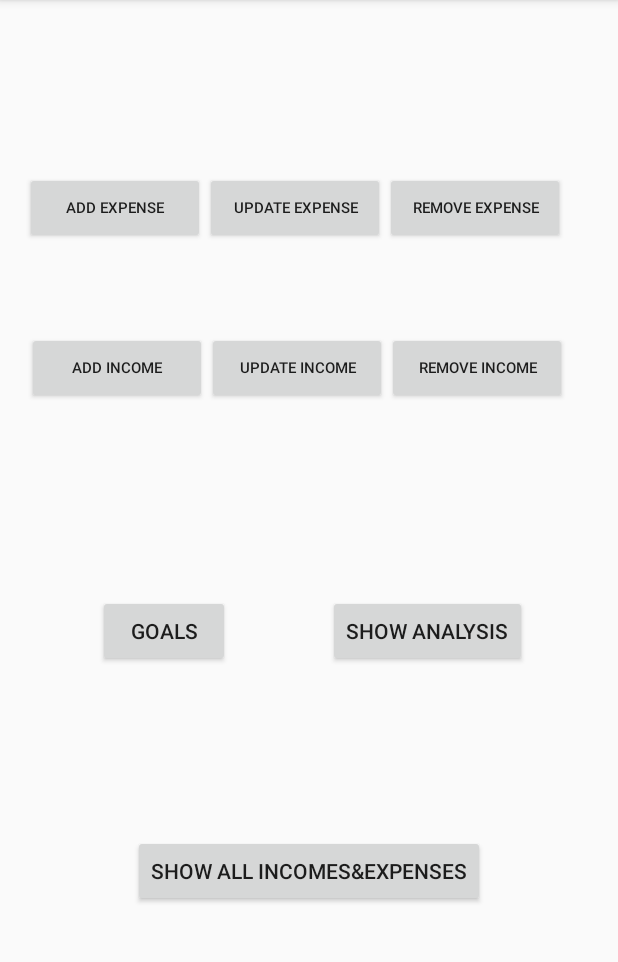
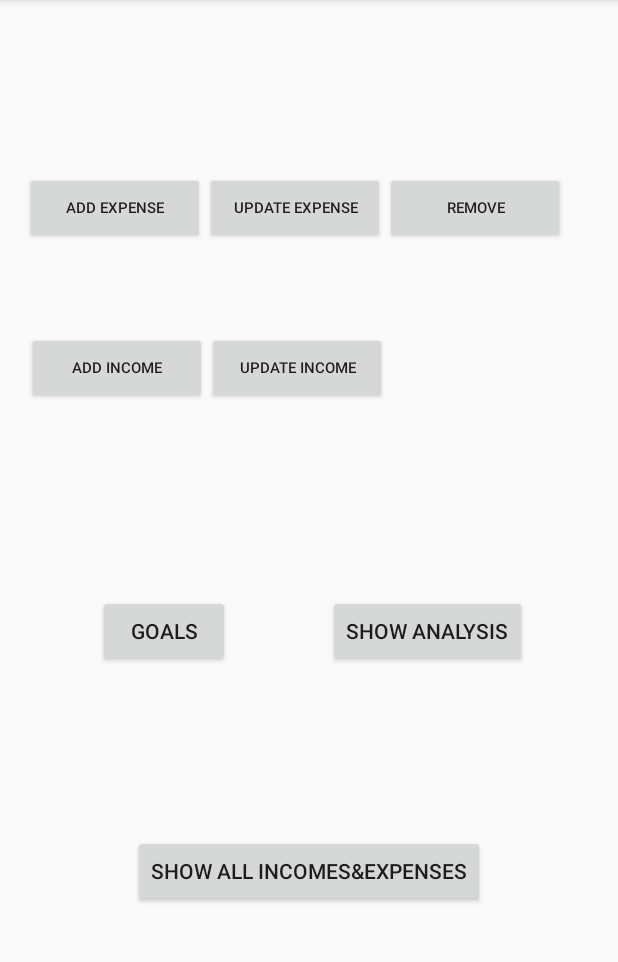
Before and after one commit to yossefkatri/MoneyManagment, an Android app: the screen it shows after launch (MainActivity), on a phone screen of 412 x 824 dp, the part 84-1046 px from its top. Run offline under Robolectric (Android 15) with nearby library versions, the phone set to English and light mode, and no system bars.

Commit message:
added remove button implement

```diff
--- a/app/src/main/AndroidManifest.xml
+++ b/app/src/main/AndroidManifest.xml
@@ -9,6 +9,9 @@
         android:roundIcon="@mipmap/ic_launcher_round"
         android:supportsRtl="true"
         android:theme="@style/AppTheme">
+        <activity
+            android:name=".UI.activities.RemovePayment"
+            android:exported="false" />
         <activity
             android:name=".UI.activities.UpdatePayment"
             android:exported="false" />
--- a/app/src/main/res/layout/activity_main.xml
+++ b/app/src/main/res/layout/activity_main.xml
@@ -31,13 +31,6 @@
             android:text="@string/update_income"
             android:textSize="10sp" />
 
-        <Button
-            android:id="@+id/remove_income"
-            android:layout_width="120dp"
-            android:layout_height="wrap_content"
-            android:text="@string/remove_income"
-            android:textSize="10sp" />
-
     </LinearLayout>
 
     <LinearLayout
@@ -67,10 +60,10 @@
             android:textSize="10sp" />
 
         <Button
-            android:id="@+id/remove_expense"
+            android:id="@+id/remove"
             android:layout_width="120dp"
             android:layout_height="wrap_content"
-            android:text="@string/remove_expense"
+            android:text="@string/remove"
             android:textSize="10sp" />
 
     </LinearLayout>
--- a/app/src/main/res/values/strings.xml
+++ b/app/src/main/res/values/strings.xml
@@ -1,11 +1,10 @@
 <resources>
     <string name="app_name">MoneyManagement</string>
     <string name="add_expense">add expense</string>
-    <string name="remove_expense">remove expense</string>
+    <string name="remove">remove</string>
     <string name="update_expense">update expense</string>
     <string name="add_income">add income</string>
     <string name="update_income">update income</string>
-    <string name="remove_income">remove income</string>
     <string name="show_all_incomes_expenses"><![CDATA[show all incomes&expenses]]></string>
     <string name="show_analysis">show analysis</string>
     <string name="goals">goals</string>
--- a/app/src/main/res/values/updateActivityConsts.xml
+++ b/app/src/main/res/values/updateAndRemoveActivityConsts.xml
@@ -6,4 +6,5 @@
     <string name="date_tag">Date:</string>
     <string name="price_tag">Price:</string>
     <string name="label_tag">Label:</string>
+    <string name="remove_name">remove</string>
 </resources>
```
Also changed, not shown: app/src/main/java/com/example/myapplication/UI/MainActivity.java (+12 -3 lines), app/src/main/java/com/example/myapplication/UI/activities/RemovePayment.java (added, +45 -0 lines), app/src/main/res/layout/activity_remove_payment.xml (added, +40 -0 lines).
